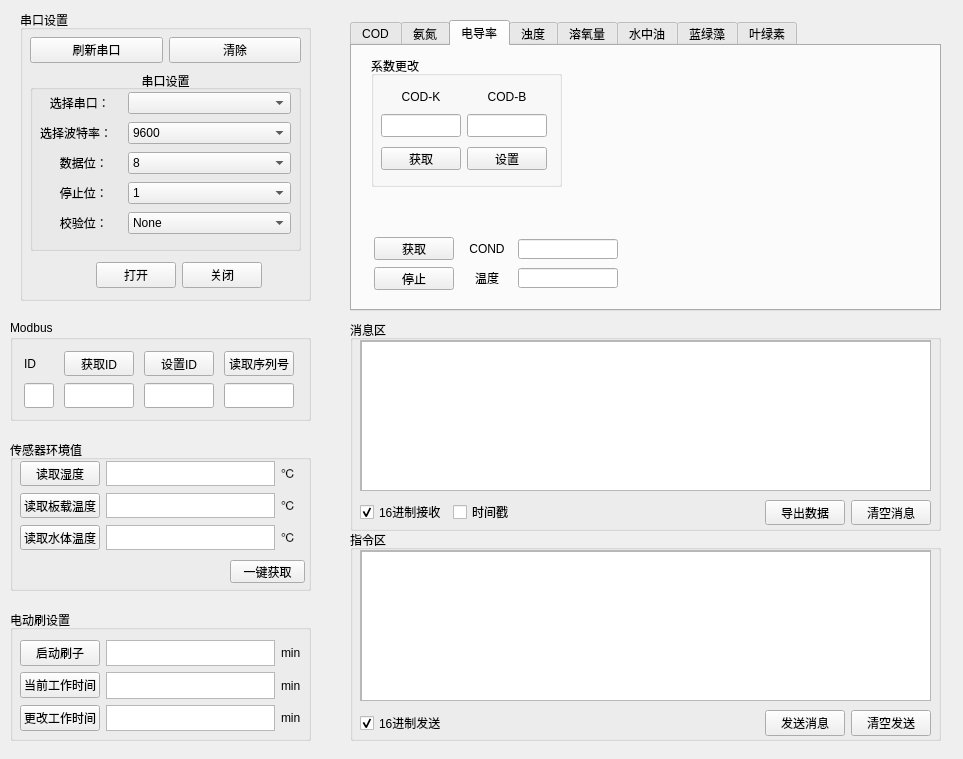
First picture: the form in widget.ui, repository Bochenn0906/Yesure_Serialport, before the edit.
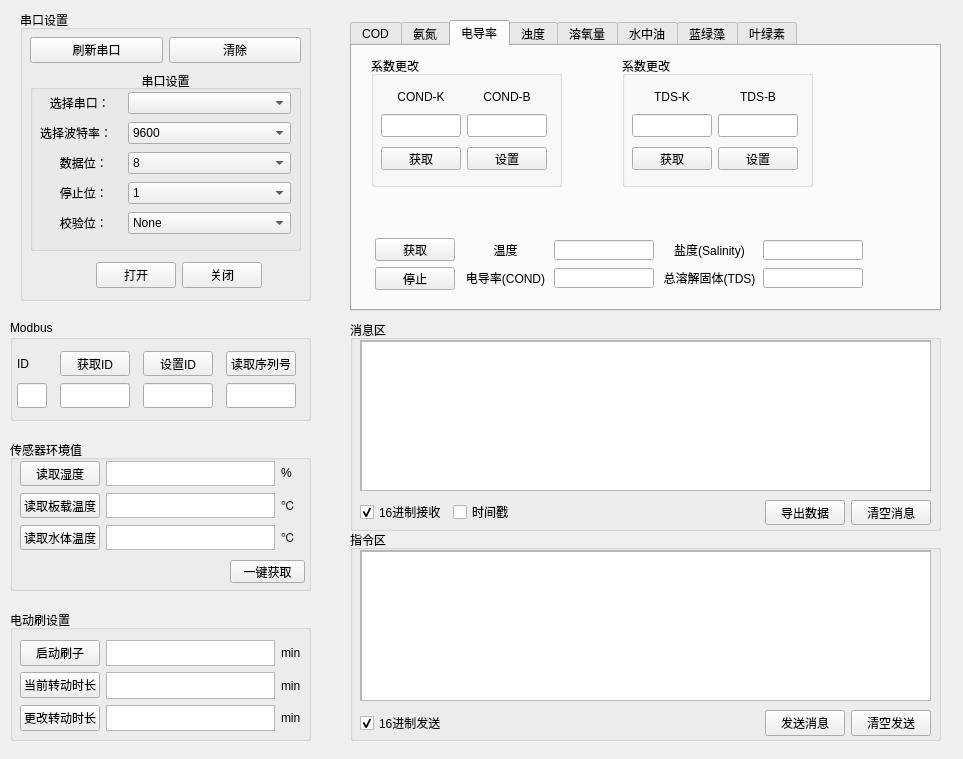
Second picture: the form after the edit. The open tabs and pages were chosen to show the change. Icons and pictures are not drawn. Custom widgets are drawn as their Qt base class.

Diff of the .ui file:
```diff
--- a/widget.ui
+++ b/widget.ui
@@ -45,7 +45,7 @@
       <number>6</number>
      </property>
      <item row="1" column="2">
-      <widget class="QTextEdit" name="textEdit_8">
+      <widget class="QTextEdit" name="BoardTemp">
        <property name="sizePolicy">
         <sizepolicy hsizetype="Fixed" vsizetype="Fixed">
          <horstretch>0</horstretch>
@@ -58,10 +58,13 @@
          <height>25</height>
         </size>
        </property>
+       <property name="readOnly">
+        <bool>true</bool>
+       </property>
       </widget>
      </item>
      <item row="0" column="1">
-      <widget class="QPushButton" name="pushButton_9">
+      <widget class="QPushButton" name="getHUMI">
        <property name="sizePolicy">
         <sizepolicy hsizetype="Fixed" vsizetype="Fixed">
          <horstretch>0</horstretch>
@@ -80,7 +83,7 @@
       </widget>
      </item>
      <item row="2" column="1">
-      <widget class="QPushButton" name="pushButton">
+      <widget class="QPushButton" name="getWaterTemp">
        <property name="sizePolicy">
         <sizepolicy hsizetype="Fixed" vsizetype="Fixed">
          <horstretch>0</horstretch>
@@ -99,7 +102,7 @@
       </widget>
      </item>
      <item row="1" column="1">
-      <widget class="QPushButton" name="pushButton_8">
+      <widget class="QPushButton" name="getBoardTemp">
        <property name="sizePolicy">
         <sizepolicy hsizetype="Fixed" vsizetype="Fixed">
          <horstretch>0</horstretch>
@@ -118,7 +121,7 @@
       </widget>
      </item>
      <item row="2" column="2">
-      <widget class="QTextEdit" name="textEdit_7">
+      <widget class="QTextEdit" name="WaterTemp">
        <property name="sizePolicy">
         <sizepolicy hsizetype="Fixed" vsizetype="Fixed">
          <horstretch>0</horstretch>
@@ -131,6 +134,9 @@
          <height>25</height>
         </size>
        </property>
+       <property name="readOnly">
+        <bool>true</bool>
+       </property>
       </widget>
      </item>
      <item row="0" column="3">
@@ -148,7 +154,7 @@
         </size>
        </property>
        <property name="text">
-        <string>℃</string>
+        <string>%</string>
        </property>
       </widget>
      </item>
@@ -191,7 +197,7 @@
       </widget>
      </item>
      <item row="0" column="2">
-      <widget class="QTextEdit" name="textEdit_12">
+      <widget class="QTextEdit" name="Humi">
        <property name="sizePolicy">
         <sizepolicy hsizetype="Fixed" vsizetype="Fixed">
          <horstretch>0</horstretch>
@@ -204,11 +210,14 @@
          <height>25</height>
         </size>
        </property>
+       <property name="readOnly">
+        <bool>true</bool>
+       </property>
       </widget>
      </item>
     </layout>
    </widget>
-   <widget class="QPushButton" name="pushButton_15">
+   <widget class="QPushButton" name="getEnv">
     <property name="geometry">
      <rect>
       <x>220</x>
@@ -565,7 +574,7 @@
     </property>
     <layout class="QGridLayout" name="gridLayout_4">
      <item row="0" column="2">
-      <widget class="QTextEdit" name="textEdit_9">
+      <widget class="QTextEdit" name="StartTime">
        <property name="minimumSize">
         <size>
          <width>166</width>
@@ -575,41 +584,34 @@
       </widget>
      </item>
      <item row="2" column="1">
-      <widget class="QPushButton" name="pushButton_14">
+      <widget class="QPushButton" name="chgWiperTime">
        <property name="text">
-        <string>更改工作时间</string>
-       </property>
-      </widget>
-     </item>
-     <item row="2" column="2">
-      <widget class="QTextEdit" name="textEdit_10">
-       <property name="minimumSize">
-        <size>
-         <width>166</width>
-         <height>25</height>
-        </size>
+        <string>更改转动时长</string>
        </property>
       </widget>
      </item>
      <item row="1" column="1">
-      <widget class="QPushButton" name="pushButton_13">
+      <widget class="QPushButton" name="getWiperTime">
        <property name="text">
-        <string>当前工作时间</string>
+        <string>当前转动时长</string>
        </property>
       </widget>
      </item>
      <item row="1" column="2">
-      <widget class="QTextEdit" name="textEdit_11">
+      <widget class="QTextEdit" name="WiperTime">
        <property name="minimumSize">
         <size>
          <width>166</width>
          <height>25</height>
         </size>
        </property>
+       <property name="readOnly">
+        <bool>true</bool>
+       </property>
       </widget>
      </item>
      <item row="0" column="1">
-      <widget class="QPushButton" name="pushButton_12">
+      <widget class="QPushButton" name="startWiper">
        <property name="minimumSize">
         <size>
          <width>80</width>
@@ -642,6 +644,16 @@
        </property>
       </widget>
      </item>
+     <item row="2" column="2">
+      <widget class="QPlainTextEdit" name="chgWipertime">
+       <property name="minimumSize">
+        <size>
+         <width>166</width>
+         <height>25</height>
+        </size>
+       </property>
+      </widget>
+     </item>
     </layout>
    </widget>
   </widget>
@@ -655,7 +667,7 @@
     </rect>
    </property>
    <property name="currentIndex">
-    <number>1</number>
+    <number>2</number>
    </property>
    <widget class="QWidget" name="COD">
     <attribute name="title">
@@ -3225,173 +3237,6 @@
     <attribute name="title">
      <string>电导率</string>
     </attribute>
-    <widget class="QWidget" name="layoutWidget_11">
-     <property name="geometry">
-      <rect>
-       <x>20</x>
-       <y>190</y>
-       <width>248</width>
-       <height>56</height>
-      </rect>
-     </property>
-     <layout class="QHBoxLayout" name="horizontalLayout_13">
-      <item>
-       <layout class="QVBoxLayout" name="verticalLayout_3">
-        <item>
-         <widget class="QPushButton" name="pushButton_48">
-          <property name="sizePolicy">
-           <sizepolicy hsizetype="Expanding" vsizetype="Fixed">
-            <horstretch>0</horstretch>
-            <verstretch>0</verstretch>
-           </sizepolicy>
-          </property>
-          <property name="minimumSize">
-           <size>
-            <width>80</width>
-            <height>23</height>
-           </size>
-          </property>
-          <property name="maximumSize">
-           <size>
-            <width>80</width>
-            <height>23</height>
-           </size>
-          </property>
-          <property name="layoutDirection">
-           <enum>Qt::LeftToRight</enum>
-          </property>
-          <property name="text">
-           <string>获取</string>
-          </property>
-         </widget>
-        </item>
-        <item>
-         <widget class="QPushButton" name="pushButton_49">
-          <property name="sizePolicy">
-           <sizepolicy hsizetype="Expanding" vsizetype="Fixed">
-            <horstretch>0</horstretch>
-            <verstretch>0</verstretch>
-           </sizepolicy>
-          </property>
-          <property name="minimumSize">
-           <size>
-            <width>80</width>
-            <height>23</height>
-           </size>
-          </property>
-          <property name="maximumSize">
-           <size>
-            <width>80</width>
-            <height>23</height>
-           </size>
-          </property>
-          <property name="text">
-           <string>停止</string>
-          </property>
-         </widget>
-        </item>
-       </layout>
-      </item>
-      <item>
-       <layout class="QGridLayout" name="gridLayout_8">
-        <item row="0" column="0">
-         <widget class="QLabel" name="label_54">
-          <property name="sizePolicy">
-           <sizepolicy hsizetype="Fixed" vsizetype="Fixed">
-            <horstretch>0</horstretch>
-            <verstretch>0</verstretch>
-           </sizepolicy>
-          </property>
-          <property name="minimumSize">
-           <size>
-            <width>50</width>
-            <height>20</height>
-           </size>
-          </property>
-          <property name="maximumSize">
-           <size>
-            <width>50</width>
-            <height>20</height>
-           </size>
-          </property>
-          <property name="text">
-           <string>COND</string>
-          </property>
-          <property name="alignment">
-           <set>Qt::AlignCenter</set>
-          </property>
-         </widget>
-        </item>
-        <item row="0" column="1">
-         <widget class="QLineEdit" name="lineEdit_41">
-          <property name="minimumSize">
-           <size>
-            <width>100</width>
-            <height>20</height>
-           </size>
-          </property>
-          <property name="maximumSize">
-           <size>
-            <width>100</width>
-            <height>20</height>
-           </size>
-          </property>
-         </widget>
-        </item>
-        <item row="1" column="0">
-         <widget class="QLabel" name="label_55">
-          <property name="sizePolicy">
-           <sizepolicy hsizetype="Fixed" vsizetype="Fixed">
-            <horstretch>0</horstretch>
-            <verstretch>0</verstretch>
-           </sizepolicy>
-          </property>
-          <property name="minimumSize">
-           <size>
-            <width>50</width>
-            <height>20</height>
-           </size>
-          </property>
-          <property name="maximumSize">
-           <size>
-            <width>50</width>
-            <height>20</height>
-           </size>
-          </property>
-          <property name="text">
-           <string>温度</string>
-          </property>
-          <property name="alignment">
-           <set>Qt::AlignCenter</set>
-          </property>
-         </widget>
-        </item>
-        <item row="1" column="1">
-         <widget class="QLineEdit" name="lineEdit_42">
-          <property name="sizePolicy">
-           <sizepolicy hsizetype="Fixed" vsizetype="Fixed">
-            <horstretch>0</horstretch>
-            <verstretch>0</verstretch>
-           </sizepolicy>
-          </property>
-          <property name="minimumSize">
-           <size>
-            <width>100</width>
-            <height>20</height>
-           </size>
-          </property>
-          <property name="maximumSize">
-           <size>
-            <width>100</width>
-            <height>20</height>
-           </size>
-          </property>
-         </widget>
-        </item>
-       </layout>
-      </item>
-     </layout>
-    </widget>
     <widget class="QGroupBox" name="groupBox_9">
      <property name="geometry">
       <rect>
@@ -3435,7 +3280,7 @@
           </size>
          </property>
          <property name="text">
-          <string>COD-K</string>
+          <string>COND-K</string>
          </property>
          <property name="alignment">
           <set>Qt::AlignCenter</set>
@@ -3463,7 +3308,7 @@
           </size>
          </property>
          <property name="text">
-          <string>COD-B</string>
+          <string>COND-B</string>
          </property>
          <property name="alignment">
           <set>Qt::AlignCenter</set>
@@ -3471,7 +3316,7 @@
         </widget>
        </item>
        <item row="1" column="0">
-        <widget class="QLineEdit" name="lineEdit_73">
+        <widget class="QLineEdit" name="COND_K">
          <property name="sizePolicy">
           <sizepolicy hsizetype="Fixed" vsizetype="Fixed">
            <horstretch>0</horstretch>
@@ -3493,7 +3338,7 @@
         </widget>
        </item>
        <item row="1" column="1">
-        <widget class="QLineEdit" name="lineEdit_74">
+        <widget class="QLineEdit" name="COND_B">
          <property name="sizePolicy">
           <sizepolicy hsizetype="Fixed" vsizetype="Fixed">
            <horstretch>0</horstretch>
@@ -3515,7 +3360,7 @@
         </widget>
        </item>
        <item row="2" column="0">
-        <widget class="QPushButton" name="pushButton_80">
+        <widget class="QPushButton" name="getCONDkb">
          <property name="sizePolicy">
           <sizepolicy hsizetype="Fixed" vsizetype="Fixed">
            <horstretch>0</horstretch>
@@ -3540,7 +3385,7 @@
         </widget>
        </item>
        <item row="2" column="1">
-        <widget class="QPushButton" name="pushButton_81">
+        <widget class="QPushButton" name="chgCONDkb">
          <property name="sizePolicy">
           <sizepolicy hsizetype="Fixed" vsizetype="Fixed">
            <horstretch>0</horstretch>
@@ -3567,6 +3412,446 @@
       </layout>
      </widget>
     </widget>
+    <widget class="QGroupBox" name="groupBox_16">
+     <property name="geometry">
+      <rect>
+       <x>270</x>
+       <y>10</y>
+       <width>191</width>
+       <height>131</height>
+      </rect>
+     </property>
+     <property name="title">
+      <string>系数更改</string>
+     </property>
+     <widget class="QWidget" name="layoutWidget_8">
+      <property name="geometry">
+       <rect>
+        <x>10</x>
+        <y>30</y>
+        <width>168</width>
+        <height>91</height>
+       </rect>
+      </property>
+      <layout class="QGridLayout" name="gridLayout_25">
+       <item row="0" column="0">
+        <widget class="QLabel" name="label_106">
+         <property name="sizePolicy">
+          <sizepolicy hsizetype="Fixed" vsizetype="Fixed">
+           <horstretch>0</horstretch>
+           <verstretch>0</verstretch>
+          </sizepolicy>
+         </property>
+         <property name="minimumSize">
+          <size>
+           <width>80</width>
+           <height>10</height>
+          </size>
+         </property>
+         <property name="maximumSize">
+          <size>
+           <width>80</width>
+           <height>16777215</height>
+          </size>
+         </property>
+         <property name="text">
+          <string>TDS-K</string>
+         </property>
+         <property name="alignment">
+          <set>Qt::AlignCenter</set>
+         </property>
+        </widget>
+       </item>
+       <item row="0" column="1">
+        <widget class="QLabel" name="label_108">
+         <property name="sizePolicy">
+          <sizepolicy hsizetype="Fixed" vsizetype="Fixed">
+           <horstretch>0</horstretch>
+           <verstretch>0</verstretch>
+          </sizepolicy>
+         </property>
+         <property name="minimumSize">
+          <size>
+           <width>80</width>
+           <height>10</height>
+          </size>
+         </property>
+         <property name="maximumSize">
+          <size>
+           <width>80</width>
+           <height>16777215</height>
+          </size>
+         </property>
+         <property name="text">
+          <string>TDS-B</string>
+         </property>
+         <property name="alignment">
+          <set>Qt::AlignCenter</set>
+         </property>
+        </widget>
+       </item>
+       <item row="1" column="0">
+        <widget class="QLineEdit" name="TDS_K">
+         <property name="sizePolicy">
+          <sizepolicy hsizetype="Fixed" vsizetype="Fixed">
+           <horstretch>0</horstretch>
+           <verstretch>0</verstretch>
+          </sizepolicy>
+         </property>
+         <property name="minimumSize">
+          <size>
+           <width>80</width>
+           <height>23</height>
+          </size>
+         </property>
+         <property name="maximumSize">
+          <size>
+           <width>80</width>
+           <height>23</height>
+          </size>
+         </property>
+        </widget>
+       </item>
+       <item row="1" column="1">
+        <widget class="QLineEdit" name="TDS_B">
+         <property name="sizePolicy">
+          <sizepolicy hsizetype="Fixed" vsizetype="Fixed">
+           <horstretch>0</horstretch>
+           <verstretch>0</verstretch>
+          </sizepolicy>
+         </property>
+         <property name="minimumSize">
+          <size>
+           <width>80</width>
+           <height>23</height>
+          </size>
+         </property>
+         <property name="maximumSize">
+          <size>
+           <width>80</width>
+           <height>23</height>
+          </size>
+         </property>
+        </widget>
+       </item>
+       <item row="2" column="0">
+        <widget class="QPushButton" name="getTDSkb">
+         <property name="sizePolicy">
+          <sizepolicy hsizetype="Fixed" vsizetype="Fixed">
+           <horstretch>0</horstretch>
+           <verstretch>0</verstretch>
+          </sizepolicy>
+         </property>
+         <property name="minimumSize">
+          <size>
+           <width>80</width>
+           <height>23</height>
+          </size>
+         </property>
+         <property name="maximumSize">
+          <size>
+           <width>80</width>
+           <height>23</height>
+          </size>
+         </property>
+         <property name="text">
+          <string>获取</string>
+         </property>
+        </widget>
+       </item>
+       <item row="2" column="1">
+        <widget class="QPushButton" name="chgTDSkb">
+         <property name="sizePolicy">
+          <sizepolicy hsizetype="Fixed" vsizetype="Fixed">
+           <horstretch>0</horstretch>
+           <verstretch>0</verstretch>
+          </sizepolicy>
+         </property>
+         <property name="minimumSize">
+          <size>
+           <width>80</width>
+           <height>23</height>
+          </size>
+         </property>
+         <property name="maximumSize">
+          <size>
+           <width>80</width>
+           <height>23</height>
+          </size>
+         </property>
+         <property name="text">
+          <string>设置</string>
+         </property>
+        </widget>
+       </item>
+      </layout>
+     </widget>
+    </widget>
+    <widget class="QWidget" name="">
+     <property name="geometry">
+      <rect>
+       <x>21</x>
+       <y>190</y>
+       <width>492</width>
+       <height>56</height>
+      </rect>
+     </property>
+     <layout class="QGridLayout" name="gridLayout_13">
+      <item row="0" column="0">
+       <layout class="QVBoxLayout" name="verticalLayout_3">
+        <item>
+         <widget class="QPushButton" name="getCOND">
+          <property name="sizePolicy">
+           <sizepolicy hsizetype="Expanding" vsizetype="Fixed">
+            <horstretch>0</horstretch>
+            <verstretch>0</verstretch>
+           </sizepolicy>
+          </property>
+          <property name="minimumSize">
+           <size>
+            <width>80</width>
+            <height>23</height>
+           </size>
+          </property>
+          <property name="maximumSize">
+           <size>
+            <width>80</width>
+            <height>23</height>
+           </size>
+          </property>
+          <property name="layoutDirection">
+           <enum>Qt::LeftToRight</enum>
+          </property>
+          <property name="text">
+           <string>获取</string>
+          </property>
+         </widget>
+        </item>
+        <item>
+         <widget class="QPushButton" name="pushButton_49">
+          <property name="sizePolicy">
+           <sizepolicy hsizetype="Expanding" vsizetype="Fixed">
+            <horstretch>0</horstretch>
+            <verstretch>0</verstretch>
+           </sizepolicy>
+          </property>
+          <property name="minimumSize">
+           <size>
+            <width>80</width>
+            <height>23</height>
+           </size>
+          </property>
+          <property name="maximumSize">
+           <size>
+            <width>80</width>
+            <height>23</height>
+           </size>
+          </property>
+          <property name="text">
+           <string>停止</string>
+          </property>
+         </widget>
+        </item>
+       </layout>
+      </item>
+      <item row="0" column="1">
+       <layout class="QGridLayout" name="gridLayout_8">
+        <item row="0" column="0">
+         <widget class="QLabel" name="label_54">
+          <property name="sizePolicy">
+           <sizepolicy hsizetype="Fixed" vsizetype="Fixed">
+            <horstretch>0</horstretch>
+            <verstretch>0</verstretch>
+           </sizepolicy>
+          </property>
+          <property name="minimumSize">
+           <size>
+            <width>85</width>
+            <height>20</height>
+           </size>
+          </property>
+          <property name="maximumSize">
+           <size>
+            <width>85</width>
+            <height>20</height>
+           </size>
+          </property>
+          <property name="text">
+           <string>温度</string>
+          </property>
+          <property name="alignment">
+           <set>Qt::AlignCenter</set>
+          </property>
+         </widget>
+        </item>
+        <item row="0" column="1">
+         <widget class="QLineEdit" name="COND_TEMP">
+          <property name="minimumSize">
+           <size>
+            <width>100</width>
+            <height>20</height>
+           </size>
+          </property>
+          <property name="maximumSize">
+           <size>
+            <width>100</width>
+            <height>20</height>
+           </size>
+          </property>
+         </widget>
+        </item>
+        <item row="1" column="0">
+         <widget class="QLabel" name="label_55">
+          <property name="sizePolicy">
+           <sizepolicy hsizetype="Fixed" vsizetype="Fixed">
+            <horstretch>0</horstretch>
+            <verstretch>0</verstretch>
+           </sizepolicy>
+          </property>
+          <property name="minimumSize">
+           <size>
+            <width>85</width>
+            <height>20</height>
+           </size>
+          </property>
+          <property name="maximumSize">
+           <size>
+            <width>85</width>
+            <height>20</height>
+           </size>
+          </property>
+          <property name="text">
+           <string>电导率(COND)</string>
+          </property>
+          <property name="alignment">
+           <set>Qt::AlignCenter</set>
+          </property>
+         </widget>
+        </item>
+        <item row="1" column="1">
+         <widget class="QLineEdit" name="COND">
+          <property name="sizePolicy">
+           <sizepolicy hsizetype="Fixed" vsizetype="Fixed">
+            <horstretch>0</horstretch>
+            <verstretch>0</verstretch>
+           </sizepolicy>
+          </property>
+          <property name="minimumSize">
+           <size>
+            <width>100</width>
+            <height>20</height>
+           </size>
+          </property>
+          <property name="maximumSize">
+           <size>
+            <width>100</width>
+            <height>20</height>
+           </size>
+          </property>
+         </widget>
+        </item>
+       </layout>
+      </item>
+      <item row="0" column="2">
+       <layout class="QGridLayout" name="gridLayout_12">
+        <item row="0" column="0">
+         <widget class="QLabel" name="label_58">
+          <property name="sizePolicy">
+           <sizepolicy hsizetype="Fixed" vsizetype="Fixed">
+            <horstretch>0</horstretch>
+            <verstretch>0</verstretch>
+           </sizepolicy>
+          </property>
+          <property name="minimumSize">
+           <size>
+            <width>95</width>
+            <height>20</height>
+           </size>
+          </property>
+          <property name="maximumSize">
+           <size>
+            <width>95</width>
+            <height>20</height>
+           </size>
+          </property>
+          <property name="text">
+           <string>盐度(Salinity)</string>
+          </property>
+          <property name="alignment">
+           <set>Qt::AlignCenter</set>
+          </property>
+         </widget>
+        </item>
+        <item row="0" column="1">
+         <widget class="QLineEdit" name="SAIL">
+          <property name="minimumSize">
+           <size>
+            <width>100</width>
+            <height>20</height>
+           </size>
+          </property>
+          <property name="maximumSize">
+           <size>
+            <width>100</width>
+            <height>20</height>
+           </size>
+          </property>
+         </widget>
+        </item>
+        <item row="1" column="0">
+         <widget class="QLabel" name="label_59">
+          <property name="sizePolicy">
+           <sizepolicy hsizetype="Fixed" vsizetype="Fixed">
+            <horstretch>0</horstretch>
+            <verstretch>0</verstretch>
+           </sizepolicy>
+          </property>
+          <property name="minimumSize">
+           <size>
+            <width>95</width>
+            <height>20</height>
+           </size>
+          </property>
+          <property name="maximumSize">
+           <size>
+            <width>95</width>
+            <height>20</height>
+           </size>
+          </property>
+          <property name="text">
+           <string>总溶解固体(TDS)</string>
+          </property>
+          <property name="alignment">
+           <set>Qt::AlignCenter</set>
+          </property>
+         </widget>
+        </item>
+        <item row="1" column="1">
+         <widget class="QLineEdit" name="TDS">
+          <property name="sizePolicy">
+           <sizepolicy hsizetype="Fixed" vsizetype="Fixed">
+            <horstretch>0</horstretch>
+            <verstretch>0</verstretch>
+           </sizepolicy>
+          </property>
+          <property name="minimumSize">
+           <size>
+            <width>100</width>
+            <height>20</height>
+           </size>
+          </property>
+          <property name="maximumSize">
+           <size>
+            <width>100</width>
+            <height>20</height>
+           </size>
+          </property>
+         </widget>
+        </item>
+       </layout>
+      </item>
+     </layout>
+    </widget>
    </widget>
    <widget class="QWidget" name="tab_3">
     <attribute name="title">
@@ -5767,9 +6052,9 @@
    <widget class="QWidget" name="layoutWidget">
     <property name="geometry">
      <rect>
-      <x>10</x>
+      <x>0</x>
       <y>30</y>
-      <width>281</width>
+      <width>296</width>
       <height>61</height>
      </rect>
     </property>
@@ -5780,75 +6065,6 @@
      </size>
     </property>
     <layout class="QGridLayout" name="gridLayout_3">
-     <item row="1" column="2">
-      <widget class="QLineEdit" name="Kp_B_2">
-       <property name="sizePolicy">
-        <sizepolicy hsizetype="Fixed" vsizetype="Fixed">
-         <horstretch>0</horstretch>
-         <verstretch>0</verstretch>
-        </sizepolicy>
-       </property>
-       <property name="minimumSize">
-        <size>
-         <width>70</width>
-         <height>25</height>
-        </size>
-       </property>
-       <property name="maximumSize">
-        <size>
-         <width>70</width>
-         <height>25</height>
-        </size>
-       </property>
-      </widget>
-     </item>
-     <item row="1" column="1">
-      <widget class="QLineEdit" name="newID">
-       <property name="sizePolicy">
-        <sizepolicy hsizetype="Fixed" vsizetype="Fixed">
-         <horstretch>0</horstretch>
-         <verstretch>0</verstretch>
-        </sizepolicy>
-       </property>
-       <property name="minimumSize">
-        <size>
-         <width>70</width>
-         <height>25</height>
-        </size>
-       </property>
-       <property name="maximumSize">
-        <size>
-         <width>70</width>
-         <height>25</height>
-        </size>
-       </property>
-      </widget>
-     </item>
-     <item row="0" column="1">
-      <widget class="QPushButton" name="getNH4p_2">
-       <property name="sizePolicy">
-        <sizepolicy hsizetype="Fixed" vsizetype="Fixed">
-         <horstretch>0</horstretch>
-         <verstretch>0</verstretch>
-        </sizepolicy>
-       </property>
-       <property name="minimumSize">
-        <size>
-         <width>70</width>
-         <height>25</height>
-        </size>
-       </property>
-       <property name="maximumSize">
-        <size>
-         <width>70</width>
-         <height>25</height>
-        </size>
-       </property>
-       <property name="text">
-        <string>获取ID</string>
-       </property>
-      </widget>
-     </item>
      <item row="0" column="2">
       <widget class="QPushButton" name="getK_2">
        <property name="sizePolicy">
@@ -5874,6 +6090,34 @@
        </property>
       </widget>
      </item>
+     <item row="1" column="3">
+      <widget class="QLineEdit" name="SN">
+       <property name="sizePolicy">
+        <sizepolicy hsizetype="Fixed" vsizetype="Fixed">
+         <horstretch>0</horstretch>
+         <verstretch>0</verstretch>
+        </sizepolicy>
+       </property>
+       <property name="minimumSize">
+        <size>
+         <width>70</width>
+         <height>25</height>
+        </size>
+       </property>
+       <property name="maximumSize">
+        <size>
+         <width>70</width>
+         <height>25</height>
+        </size>
+       </property>
+       <property name="maxLength">
+        <number>8</number>
+       </property>
+       <property name="readOnly">
+        <bool>false</bool>
+       </property>
+      </widget>
+     </item>
      <item row="0" column="3">
       <widget class="QPushButton" name="getSN">
        <property name="sizePolicy">
@@ -5899,8 +6143,55 @@
        </property>
       </widget>
      </item>
-     <item row="1" column="3">
-      <widget class="QLineEdit" name="SN">
+     <item row="1" column="1">
+      <widget class="QLineEdit" name="newID">
+       <property name="sizePolicy">
+        <sizepolicy hsizetype="Fixed" vsizetype="Fixed">
+         <horstretch>0</horstretch>
+         <verstretch>0</verstretch>
+        </sizepolicy>
+       </property>
+       <property name="minimumSize">
+        <size>
+         <width>70</width>
+         <height>25</height>
+        </size>
+       </property>
+       <property name="maximumSize">
+        <size>
+         <width>70</width>
+         <height>25</height>
+        </size>
+       </property>
+      </widget>
+     </item>
+     <item row="0" column="1">
+      <widget class="QPushButton" name="getID">
+       <property name="sizePolicy">
+        <sizepolicy hsizetype="Fixed" vsizetype="Fixed">
+         <horstretch>0</horstretch>
+         <verstretch>0</verstretch>
+        </sizepolicy>
+       </property>
+       <property name="minimumSize">
+        <size>
+         <width>70</width>
+         <height>25</height>
+        </size>
+       </property>
+       <property name="maximumSize">
+        <size>
+         <width>70</width>
+         <height>25</height>
+        </size>
+       </property>
+       <property name="text">
+        <string>获取ID</string>
+       </property>
+      </widget>
+     </item>
+     <item row="1" column="2">
+      <widget class="QLineEdit" name="Kp_B_2">
        <property name="sizePolicy">
         <sizepolicy hsizetype="Fixed" vsizetype="Fixed">
          <horstretch>0</horstretch>
@@ -5960,6 +6251,9 @@
          <height>25</height>
         </size>
        </property>
+       <property name="maxLength">
+        <number>-1</number>
+       </property>
       </widget>
      </item>
     </layout>
```
